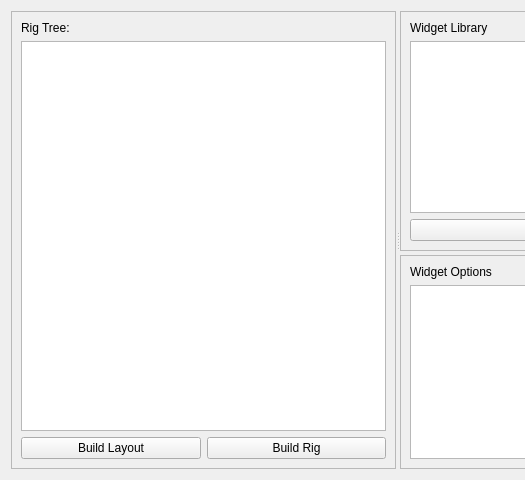
The window that ui_resources/rigwidget.ui (jspatrick/beings) describes before a commit, drawn with Qt 5; both pictures show x 0 to 525 and y 0 to 480 of the 795 by 480 pixel window.
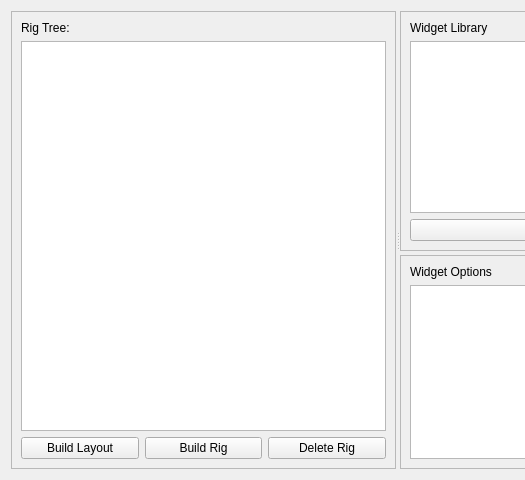
The same window after the commit. Custom widgets are drawn as their Qt base class.

Commit message: prevent rig from building with duplicate names

What changed in the file:
```diff
--- a/ui_resources/rigwidget.ui
+++ b/ui_resources/rigwidget.ui
@@ -27,27 +27,34 @@
        <enum>QFrame::Sunken</enum>
       </property>
       <layout class="QGridLayout" name="gridLayout">
-       <item row="2" column="0" colspan="2">
+       <item row="0" column="0">
+        <widget class="QLabel" name="label_4">
+         <property name="text">
+          <string>Rig Tree:</string>
+         </property>
+        </widget>
+       </item>
+       <item row="1" column="0" colspan="3">
         <widget class="WidgetTree" name="rigView"/>
        </item>
-       <item row="3" column="0">
+       <item row="2" column="0">
         <widget class="QPushButton" name="buildLayoutBtn">
          <property name="text">
           <string>Build Layout</string>
          </property>
         </widget>
        </item>
-       <item row="3" column="1">
+       <item row="2" column="1">
         <widget class="QPushButton" name="buildRigBtn">
          <property name="text">
           <string>Build Rig</string>
          </property>
         </widget>
        </item>
-       <item row="1" column="0">
-        <widget class="QLabel" name="label_4">
+       <item row="2" column="2">
+        <widget class="QPushButton" name="deleteRigBtn">
          <property name="text">
-          <string>Rig Tree:</string>
+          <string>Delete Rig</string>
          </property>
         </widget>
        </item>
```
The commit also changes 2 other files.
